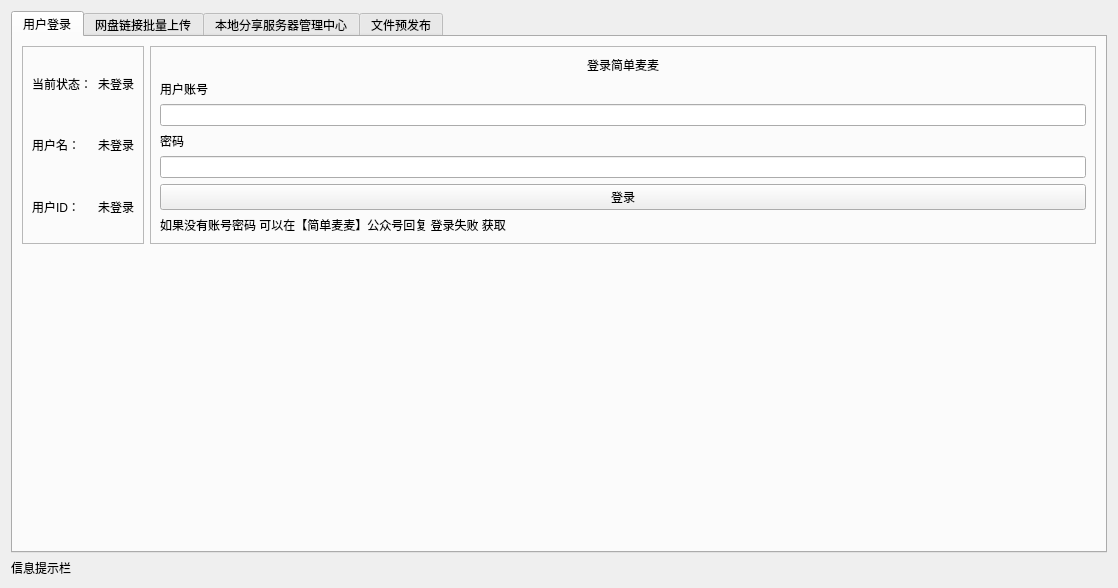
Firesuiry/jdmm-client, file client.ui: the form before one commit.
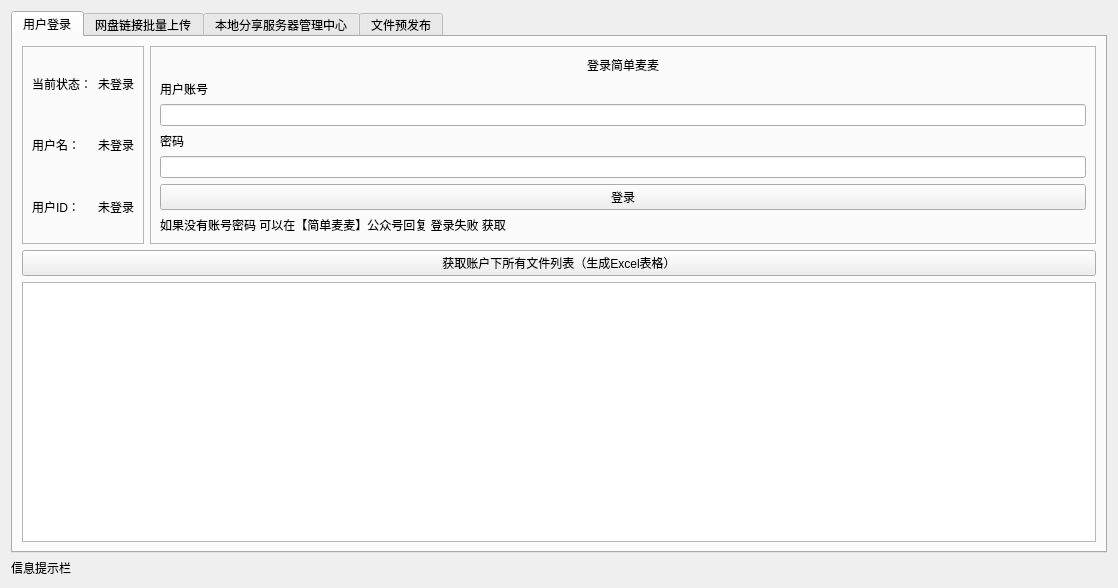
The form after the commit. The open tabs and pages were chosen to show the change.

Commit message: 新增账户文件内容导出功能

```diff
--- a/client.ui
+++ b/client.ui
@@ -24,6 +24,16 @@
        <string>用户登录</string>
       </attribute>
       <layout class="QGridLayout" name="gridLayout_6">
+       <item row="1" column="0">
+        <widget class="QPushButton" name="generate_file_xls_btn">
+         <property name="text">
+          <string>获取账户下所有文件列表（生成Excel表格）</string>
+         </property>
+        </widget>
+       </item>
+       <item row="2" column="0">
+        <widget class="QTextBrowser" name="account_info_log_text"/>
+       </item>
        <item row="0" column="0">
         <layout class="QGridLayout" name="gridLayout_5">
          <item row="0" column="0">
@@ -152,19 +162,6 @@
          </item>
         </layout>
        </item>
-       <item row="1" column="0">
-        <spacer name="verticalSpacer_2">
-         <property name="orientation">
-          <enum>Qt::Vertical</enum>
-         </property>
-         <property name="sizeHint" stdset="0">
-          <size>
-           <width>20</width>
-           <height>331</height>
-          </size>
-         </property>
-        </spacer>
-       </item>
       </layout>
      </widget>
      <widget class="QWidget" name="uploadTab">
```
Left out of the diff: 2 changed lines with no effect on the pictures. The commit also changes 3 other files.
